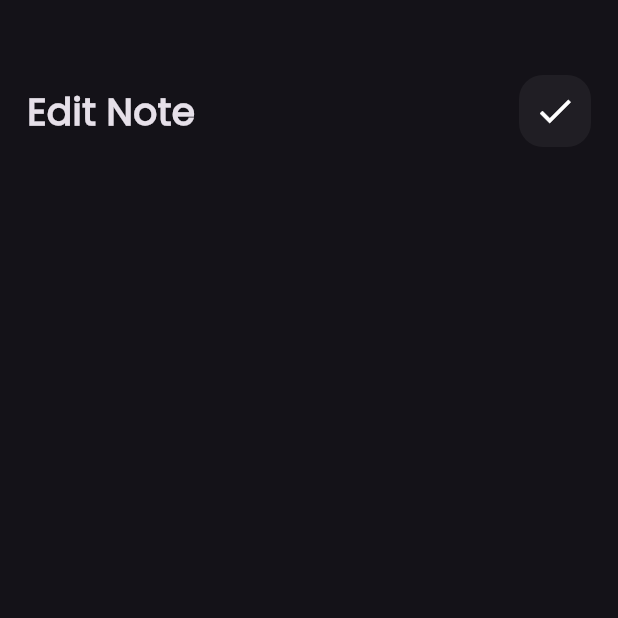
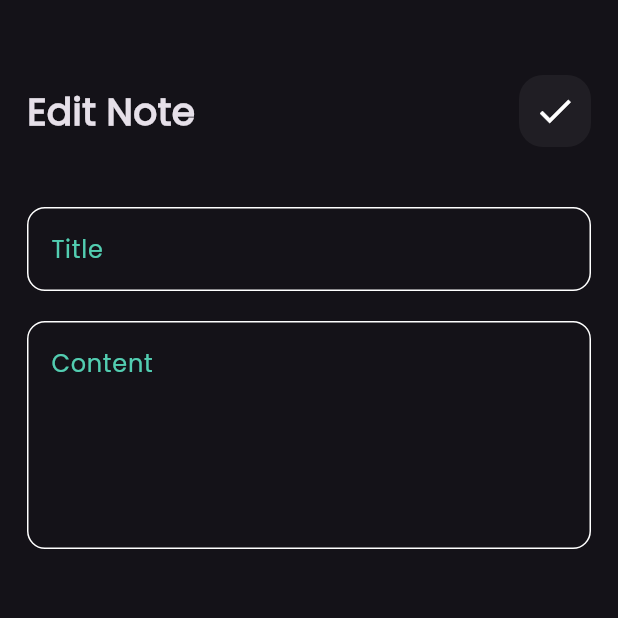
Before and after one commit to Nour-Hagag/notes_app, a Flutter app: the EditNoteView screen opened directly, on a phone screen of 412 x 824 dp, the top half of it. Run offline on Flutter 3.47's test engine with Material 3 defaults, Android fonts, the phone set to English and light mode, and no system bars; our stand-ins replace font_awesome_flutter.

Commit message:
edit note view ui done

```diff
--- a/lib/widgets/edit_view_body.dart
+++ b/lib/widgets/edit_view_body.dart
@@ -1,5 +1,6 @@
 import 'package:flutter/material.dart';
 import 'package:notes_app/widgets/custom_app_bar.dart';
+import 'package:notes_app/widgets/custom_text_field.dart';
 
 class EditNoteViewBody extends StatelessWidget {
   const EditNoteViewBody({super.key});
@@ -12,6 +13,10 @@ class EditNoteViewBody extends StatelessWidget {
         children: const [
           SizedBox(height: 50),
           CustomAppBar(title: 'Edit Note', icon: Icons.check),
+          SizedBox(height: 40),
+          CustomTextField(hint: 'Title'),
+          SizedBox(height: 20),
+          CustomTextField(hint: 'Content', maxLines: 5),
         ],
       ),
     );
```
